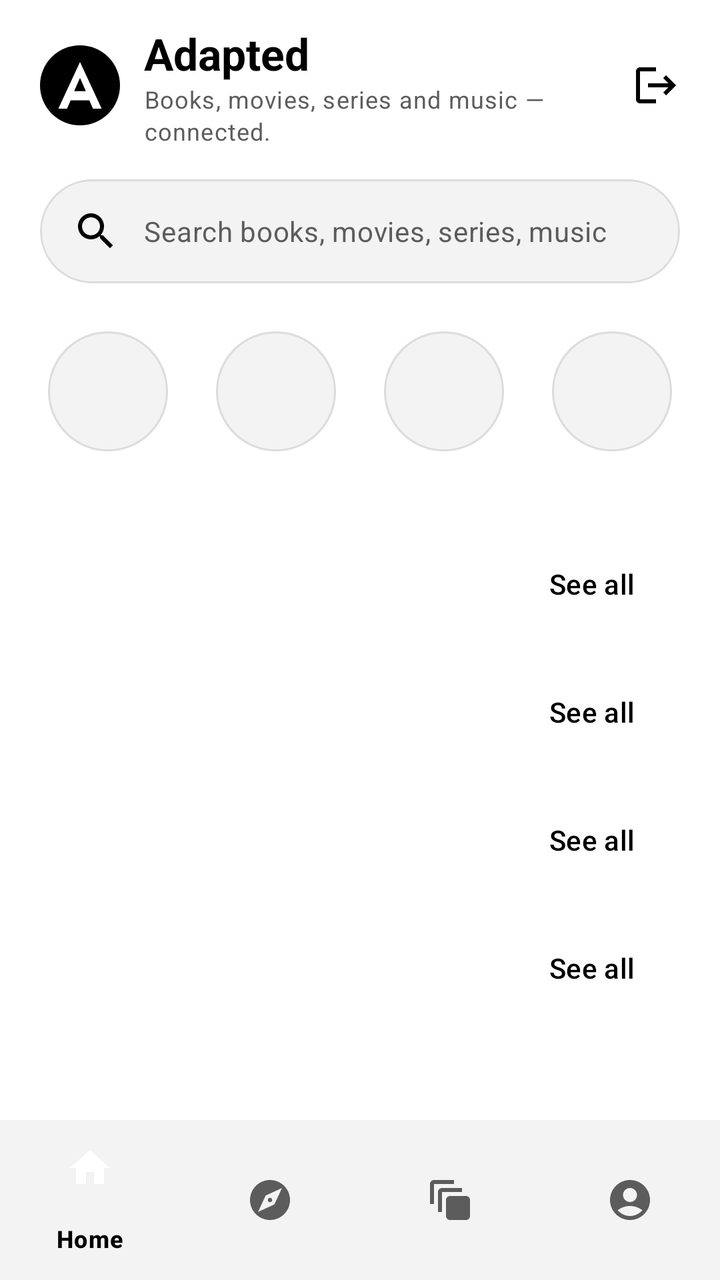
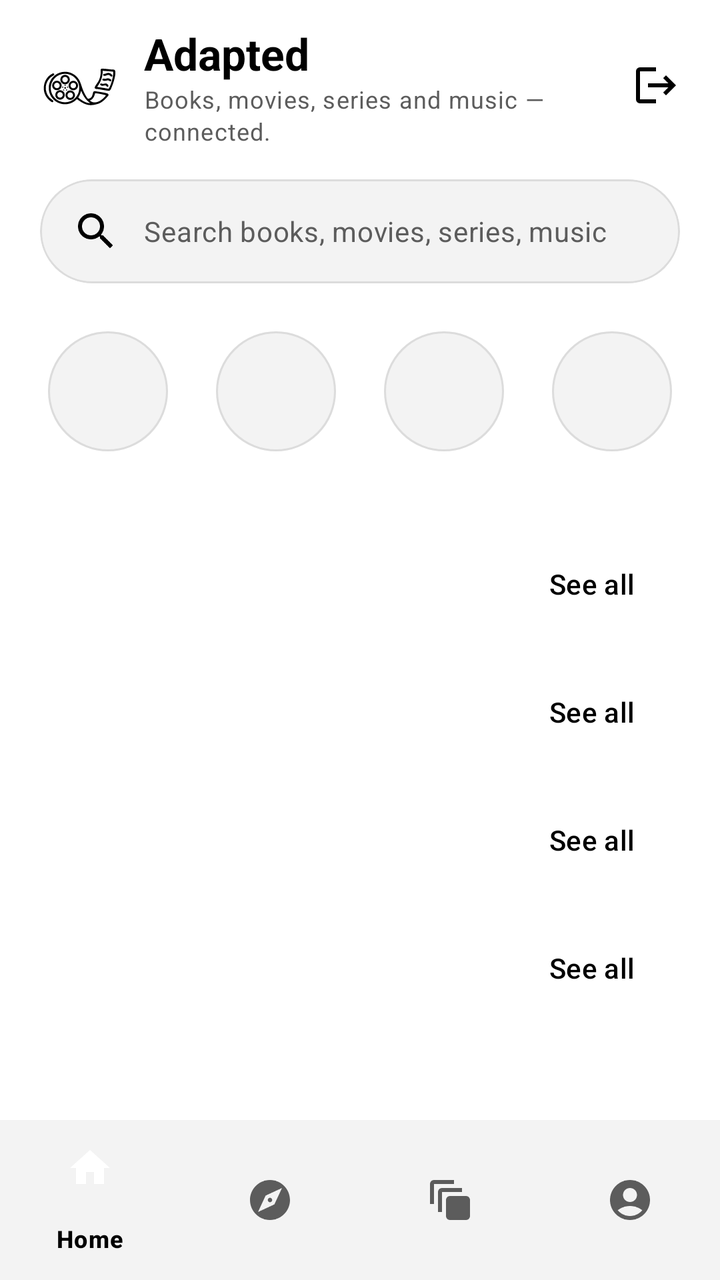

Screens rendered from an Android XML layout before and after an edit, with the pre-edit source and the edit as a unified diff.
<!-- AndroidManifest.xml: application theme Theme.Adapted -->
<!-- res/layout/activity_home.xml -->
<?xml version="1.0" encoding="utf-8"?>
<LinearLayout xmlns:android="http://schemas.android.com/apk/res/android"
    xmlns:app="http://schemas.android.com/apk/res-auto"
    xmlns:tools="http://schemas.android.com/tools"
    android:id="@+id/home_root"
    android:layout_width="match_parent"
    android:layout_height="match_parent"
    android:background="?android:attr/colorBackground"
    android:focusable="true"
    android:focusableInTouchMode="true"
    android:orientation="vertical"
    tools:context=".activities.HomeActivity">

    <androidx.core.widget.NestedScrollView
        android:layout_width="match_parent"
        android:layout_height="0dp"
        android:layout_weight="1"
        android:clipToPadding="false"
        android:paddingBottom="16dp">

        <LinearLayout
            android:layout_width="match_parent"
            android:layout_height="wrap_content"
            android:orientation="vertical">

            
            <LinearLayout
                android:layout_width="match_parent"
                android:layout_height="wrap_content"
                android:gravity="center_vertical"
                android:orientation="horizontal"
                android:paddingStart="@dimen/screen_padding"
                android:paddingTop="12dp"
                android:paddingEnd="8dp">

                <ImageView
                    android:layout_width="40dp"
                    android:layout_height="40dp"
                    android:contentDescription="@string/logo_description"
                    android:src="@drawable/ic_adapted_logo" />

                <LinearLayout
                    android:layout_width="0dp"
                    android:layout_height="wrap_content"
                    android:layout_marginStart="12dp"
                    android:layout_weight="1"
                    android:orientation="vertical">

                    <TextView
                        style="@style/TextAppearance.Adapted.SectionTitle"
                        android:layout_width="wrap_content"
                        android:layout_height="wrap_content"
                        android:text="@string/app_name" />

                    <TextView
                        style="@style/TextAppearance.Adapted.Secondary"
                        android:layout_width="wrap_content"
                        android:layout_height="wrap_content"
                        android:text="@string/app_tagline" />
                </LinearLayout>

                <ImageButton
                    android:id="@+id/home_logout_button"
                    android:layout_width="48dp"
                    android:layout_height="48dp"
                    android:background="?attr/selectableItemBackgroundBorderless"
                    android:contentDescription="@string/home_logout"
                    android:src="@drawable/ic_logout" />
            </LinearLayout>

            
            <com.google.android.material.card.MaterialCardView
                android:id="@+id/home_search_bar"
                style="@style/Widget.Adapted.SurfaceCard"
                android:layout_width="match_parent"
                android:layout_height="52dp"
                android:layout_marginStart="@dimen/screen_padding"
                android:layout_marginTop="16dp"
                android:layout_marginEnd="@dimen/screen_padding"
                android:clickable="true"
                android:focusable="true"
                app:cardCornerRadius="26dp">

                <LinearLayout
                    android:layout_width="match_parent"
                    android:layout_height="match_parent"
                    android:gravity="center_vertical"
                    android:orientation="horizontal"
                    android:paddingStart="16dp"
                    android:paddingEnd="16dp">

                    <ImageView
                        android:layout_width="24dp"
                        android:layout_height="24dp"
                        android:importantForAccessibility="no"
                        android:src="@drawable/ic_search" />

                    <TextView
                        style="@style/TextAppearance.Adapted.Body"
                        android:layout_width="wrap_content"
                        android:layout_height="wrap_content"
                        android:layout_marginStart="12dp"
                        android:text="@string/home_search_hint" />
                </LinearLayout>
            </com.google.android.material.card.MaterialCardView>

            
            <LinearLayout
                android:layout_width="match_parent"
                android:layout_height="wrap_content"
                android:layout_marginStart="12dp"
                android:layout_marginTop="20dp"
                android:layout_marginEnd="12dp"
                android:orientation="horizontal">

                <include
                    android:id="@+id/tile_books"
                    layout="@layout/layout_category_tile"
                    android:layout_width="0dp"
                    android:layout_height="wrap_content"
                    android:layout_weight="1" />
                <include
                    android:id="@+id/tile_movies"
                    layout="@layout/layout_category_tile"
                    android:layout_width="0dp"
                    android:layout_height="wrap_content"
                    android:layout_weight="1" />
                <include
                    android:id="@+id/tile_tv_series"
                    layout="@layout/layout_category_tile"
                    android:layout_width="0dp"
                    android:layout_height="wrap_content"
                    android:layout_weight="1" />
                <include
                    android:id="@+id/tile_music"
                    layout="@layout/layout_category_tile"
                    android:layout_width="0dp"
                    android:layout_height="wrap_content"
                    android:layout_weight="1" />
            </LinearLayout>

            <include
                android:id="@+id/section_trending"
                layout="@layout/layout_section_header"
                android:layout_width="match_parent"
                android:layout_height="wrap_content"
                android:layout_marginTop="16dp" />

            <androidx.recyclerview.widget.RecyclerView
                android:id="@+id/list_trending"
                android:layout_width="match_parent"
                android:layout_height="wrap_content"
                android:clipToPadding="false"
                android:orientation="horizontal"
                android:paddingStart="14dp"
                android:paddingEnd="14dp" />

            <include
                android:id="@+id/section_trending_adaptations"
                layout="@layout/layout_section_header"
                android:layout_width="match_parent"
                android:layout_height="wrap_content"
                android:layout_marginTop="16dp" />

            <androidx.recyclerview.widget.RecyclerView
                android:id="@+id/list_trending_adaptations"
                android:layout_width="match_parent"
                android:layout_height="wrap_content"
                android:clipToPadding="false"
                android:orientation="horizontal"
                android:paddingStart="14dp"
                android:paddingEnd="14dp" />

            <include
                android:id="@+id/section_recently_added"
                layout="@layout/layout_section_header"
                android:layout_width="match_parent"
                android:layout_height="wrap_content"
                android:layout_marginTop="16dp" />

            <androidx.recyclerview.widget.RecyclerView
                android:id="@+id/list_recently_added"
                android:layout_width="match_parent"
                android:layout_height="wrap_content"
                android:clipToPadding="false"
                android:orientation="horizontal"
                android:paddingStart="14dp"
                android:paddingEnd="14dp" />

            <include
                android:id="@+id/section_recommended"
                layout="@layout/layout_section_header"
                android:layout_width="match_parent"
                android:layout_height="wrap_content"
                android:layout_marginTop="16dp" />

            <androidx.recyclerview.widget.RecyclerView
                android:id="@+id/list_recommended"
                android:layout_width="match_parent"
                android:layout_height="wrap_content"
                android:clipToPadding="false"
                android:orientation="horizontal"
                android:paddingStart="14dp"
                android:paddingEnd="14dp" />
        </LinearLayout>
    </androidx.core.widget.NestedScrollView>

    <com.google.android.material.bottomnavigation.BottomNavigationView
        android:id="@+id/bottom_navigation"
        android:layout_width="match_parent"
        android:layout_height="wrap_content"
        app:menu="@menu/menu_bottom_nav" />
</LinearLayout>
<!-- res/layout/layout_category_tile.xml (included above) -->
<?xml version="1.0" encoding="utf-8"?>
<LinearLayout xmlns:android="http://schemas.android.com/apk/res/android"
    android:layout_width="wrap_content"
    android:layout_height="wrap_content"
    android:background="?attr/selectableItemBackground"
    android:clickable="true"
    android:focusable="true"
    android:gravity="center_horizontal"
    android:orientation="vertical"
    android:padding="4dp">

    <ImageView
        android:id="@+id/tile_icon"
        android:layout_width="60dp"
        android:layout_height="60dp"
        android:background="@drawable/bg_category_icon"
        android:importantForAccessibility="no"
        android:padding="17dp" />

    <TextView
        android:id="@+id/tile_label"
        style="@style/TextAppearance.Adapted.Secondary"
        android:layout_width="wrap_content"
        android:layout_height="wrap_content"
        android:layout_marginTop="6dp"
        android:maxLines="1" />
</LinearLayout>
<!-- res/layout/layout_section_header.xml (included above) -->
<?xml version="1.0" encoding="utf-8"?>
<LinearLayout xmlns:android="http://schemas.android.com/apk/res/android"
    android:layout_width="match_parent"
    android:layout_height="wrap_content"
    android:gravity="center_vertical"
    android:orientation="horizontal"
    android:paddingStart="@dimen/screen_padding"
    android:paddingEnd="@dimen/screen_padding">

    <TextView
        android:id="@+id/section_title"
        style="@style/TextAppearance.Adapted.SectionTitle"
        android:layout_width="0dp"
        android:layout_height="wrap_content"
        android:layout_weight="1" />

    <com.google.android.material.button.MaterialButton
        android:id="@+id/section_see_all"
        style="@style/Widget.Material3.Button.TextButton"
        android:layout_width="wrap_content"
        android:layout_height="wrap_content"
        android:text="@string/home_see_all" />
</LinearLayout>
<!-- resources referenced by this layout -->
<resources>
  <dimen name="screen_padding">20dp</dimen>
  <!-- drawable bg_category_icon (drawable) -->
  <?xml version="1.0" encoding="utf-8"?>
  <shape xmlns:android="http://schemas.android.com/apk/res/android"
      android:shape="oval">
      <solid android:color="?attr/colorSurfaceContainerLow" />
      <stroke
          android:width="1dp"
          android:color="?attr/colorOutlineVariant" />
  </shape>
  <!-- drawable ic_adapted_logo (drawable) -->
  <?xml version="1.0" encoding="utf-8"?>
  <vector xmlns:android="http://schemas.android.com/apk/res/android"
      android:width="48dp"
      android:height="48dp"
      android:viewportWidth="48"
      android:viewportHeight="48">
      <path
          android:fillColor="?attr/colorPrimary"
          android:pathData="M24,24m-24,0a24,24 0,1 1,48 0a24,24 0,1 1,-48 0" />
      <path
          android:fillColor="?attr/colorOnPrimary"
          android:fillType="evenOdd"
          android:pathData="M24,10L11,38h5.2l2.2,-5h11.2l2.2,5H37L24,10zM24,19.5l3.5,8h-7L24,19.5z" />
  </vector>
  <!-- drawable ic_logout (drawable) -->
  <?xml version="1.0" encoding="utf-8"?>
  <vector xmlns:android="http://schemas.android.com/apk/res/android"
      android:width="24dp"
      android:height="24dp"
      android:viewportWidth="24"
      android:viewportHeight="24"
      android:tint="?attr/colorOnSurface">
      <path
          android:fillColor="@android:color/white"
          android:pathData="M17,7l-1.41,1.41L18.17,11H8v2h10.17l-2.58,2.58L17,17l5,-5L17,7zM4,5h8V3H4C2.9,3 2,3.9 2,5v14c0,1.1 0.9,2 2,2h8v-2H4V5z" />
  </vector>
  <!-- drawable ic_search (drawable) -->
  <?xml version="1.0" encoding="utf-8"?>
  <vector xmlns:android="http://schemas.android.com/apk/res/android"
      android:width="24dp"
      android:height="24dp"
      android:viewportWidth="24"
      android:viewportHeight="24"
      android:tint="?attr/colorOnSurface">
      <path
          android:fillColor="@android:color/white"
          android:pathData="M15.5,14h-0.79l-0.28,-0.27C15.41,12.59 16,11.11 16,9.5 16,5.91 13.09,3 9.5,3S3,5.91 3,9.5 5.91,16 9.5,16c1.61,0 3.09,-0.59 4.23,-1.57l0.27,0.28v0.79l5,4.99L20.49,19l-4.99,-5zM9.5,14C7.01,14 5,11.99 5,9.5S7.01,5 9.5,5 14,7.01 14,9.5 11.99,14 9.5,14z" />
  </vector>
  <string name="app_name">Adapted</string>
  <string name="app_tagline">Books, movies, series and music — connected.</string>
  <string name="home_logout">Log out</string>
  <string name="home_search_hint">Search books, movies, series, music</string>
  <string name="home_see_all">See all</string>
  <string name="logo_description">Adapted logo</string>
  <style name="TextAppearance.Adapted.Body" parent="TextAppearance.Material3.BodyMedium">
          <item name="android:textColor">?attr/colorOnSurfaceVariant</item>
      </style>
  <style name="TextAppearance.Adapted.Secondary" parent="TextAppearance.Material3.BodySmall">
          <item name="android:textColor">?attr/colorOnSurfaceVariant</item>
      </style>
  <style name="TextAppearance.Adapted.SectionTitle" parent="TextAppearance.Material3.TitleLarge">
          <item name="android:textStyle">bold</item>
          <item name="android:textColor">?attr/colorOnSurface</item>
      </style>
  <style name="Widget.Adapted.SurfaceCard" parent="Widget.Adapted.Card">
          <item name="cardBackgroundColor">?attr/colorSurfaceContainerLow</item>
      </style>
  <style name="Theme.Adapted" parent="Base.Theme.Adapted" />
  <style name="Widget.Adapted.Card" parent="Widget.Material3.CardView.Outlined">
          <item name="cardCornerRadius">12dp</item>
          <item name="cardElevation">0dp</item>
          <item name="cardBackgroundColor">?attr/colorSurface</item>
          <item name="strokeColor">?attr/colorOutlineVariant</item>
          <item name="strokeWidth">1dp</item>
      </style>
  <color name="black">#FF000000</color>
  <color name="white">#FFFFFFFF</color>
  <color name="gray_light">#FFF3F3F3</color>
  <color name="gray_dark">#FF5C5C5C</color>
  <color name="gray_outline">#FF9A9A9A</color>
  <color name="gray_border">#FFDCDCDC</color>
  <!-- unchanged entries left out for length: 1 -->
</resources>

<!-- the commit's change to res/layout/activity_home.xml (unified diff, before → after) -->
@@ -37,7 +37,7 @@
                     android:layout_width="40dp"
                     android:layout_height="40dp"
                     android:contentDescription="@string/logo_description"
-                    android:src="@drawable/ic_adapted_logo" />
+                    android:src="@drawable/ic_adapted_logo_dark" />
 
                 <LinearLayout
                     android:layout_width="0dp"
<!-- resource entries referenced after the edit -->
@@ -10,21 +10,7 @@
           android:width="1dp"
           android:color="?attr/colorOutlineVariant" />
   </shape>
-  <!-- drawable ic_adapted_logo (drawable) -->
-  <?xml version="1.0" encoding="utf-8"?>
-  <vector xmlns:android="http://schemas.android.com/apk/res/android"
-      android:width="48dp"
-      android:height="48dp"
-      android:viewportWidth="48"
-      android:viewportHeight="48">
-      <path
-          android:fillColor="?attr/colorPrimary"
-          android:pathData="M24,24m-24,0a24,24 0,1 1,48 0a24,24 0,1 1,-48 0" />
-      <path
-          android:fillColor="?attr/colorOnPrimary"
-          android:fillType="evenOdd"
-          android:pathData="M24,10L11,38h5.2l2.2,-5h11.2l2.2,5H37L24,10zM24,19.5l3.5,8h-7L24,19.5z" />
-  </vector>
+  <!-- drawable ic_adapted_logo_dark: vector/xml drawable (drawable, 3386 chars, omitted) -->
   <!-- drawable ic_logout (drawable) -->
   <?xml version="1.0" encoding="utf-8"?>
   <vector xmlns:android="http://schemas.android.com/apk/res/android"
